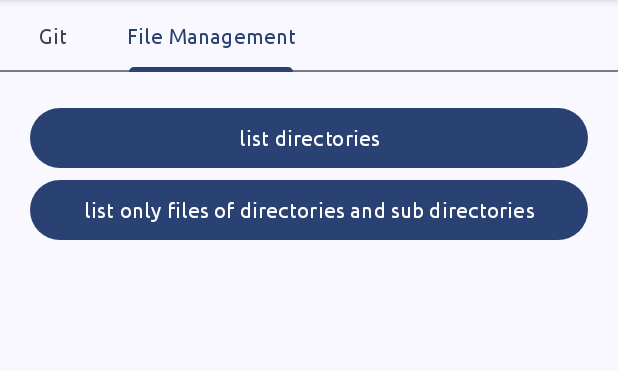
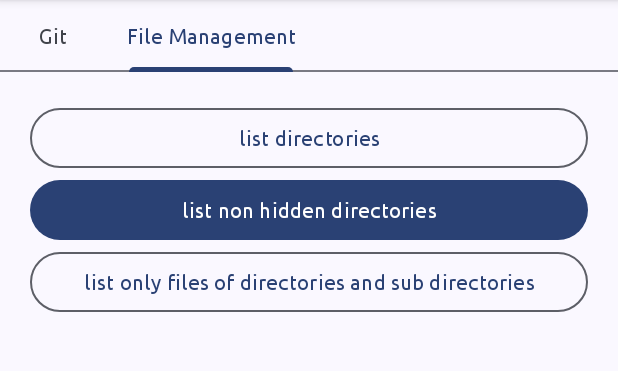
Before and after one commit to BlueWhaleYT/WhaleUtils-Deprecated, an Android app: the screen it shows after launch (MainActivity), tab 2 chosen, on a phone screen of 412 x 824 dp, the part 96-467 px from its top. Run offline under Robolectric (Android 15) with nearby library versions, the phone set to English and light mode, and no system bars; libraries missing offline, so code that uses them is left out: org.eclipse.jgit; 1 statement that could not run was skipped.

Commit message:
update sample app

```diff
--- a/app/src/main/java/com/bluewhaleyt/whaleutils/fragments/FileManagementFragment.java
+++ b/app/src/main/java/com/bluewhaleyt/whaleutils/fragments/FileManagementFragment.java
@@ -51,7 +51,8 @@ public class FileManagementFragment extends Fragment {
         dialog.setView(view);
 
         buttonClick(binding.btn1, "list_dir");
-        buttonClick(binding.btn2, "list_only_file_dir_subdir");
+        buttonClick(binding.btn2, "list_non_hidden_dir");
+        buttonClick(binding.btn3, "list_only_file_dir_subdir");
     }
 
     private void buttonClick(Button btn, String dataValue) {
--- a/app/src/main/res/layout/fragment_file_management.xml
+++ b/app/src/main/res/layout/fragment_file_management.xml
@@ -8,12 +8,20 @@
         android:id="@+id/btn1"
         android:layout_width="match_parent"
         android:layout_height="wrap_content"
-        android:text="list directories"/>
+        android:text="list directories"
+        style="@style/Widget.Material3.Button.OutlinedButton"/>
 
     <Button
         android:id="@+id/btn2"
         android:layout_width="match_parent"
         android:layout_height="wrap_content"
-        android:text="list only files of directories and sub directories"/>
+        android:text="list non hidden directories"/>
+
+    <Button
+        android:id="@+id/btn3"
+        android:layout_width="match_parent"
+        android:layout_height="wrap_content"
+        android:text="list only files of directories and sub directories"
+        style="@style/Widget.Material3.Button.OutlinedButton"/>
 
 </LinearLayout>
```
Also changed, not shown: app/src/main/java/com/bluewhaleyt/whaleutils/FileManagerActivity.java (+10 -4 lines).
